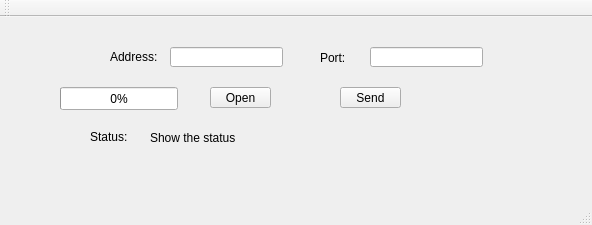
Before: the Qt Designer form TCPServer_sendFile/mainwindow.ui in GorgedeLoup/TCP_SendFile, drawn with Qt 5.
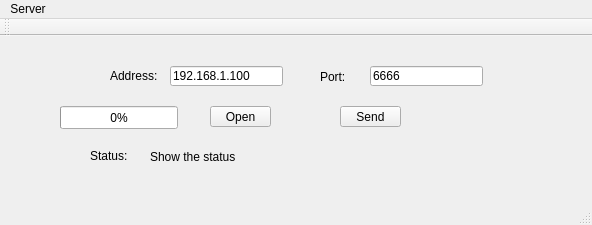
After: the same form once the commit is applied.

Patch:
```diff
--- a/TCPServer_sendFile/mainwindow.ui
+++ b/TCPServer_sendFile/mainwindow.ui
@@ -36,6 +36,9 @@
       <height>20</height>
      </rect>
     </property>
+    <property name="text">
+     <string>192.168.1.100</string>
+    </property>
    </widget>
    <widget class="QLabel" name="u_portLabel">
     <property name="geometry">
@@ -59,6 +62,9 @@
       <height>20</height>
      </rect>
     </property>
+    <property name="text">
+     <string>6666</string>
+    </property>
    </widget>
    <widget class="QProgressBar" name="u_serverProgressBar">
     <property name="geometry">
@@ -135,6 +141,12 @@
      <height>23</height>
     </rect>
    </property>
+   <widget class="QMenu" name="menuServer">
+    <property name="title">
+     <string>Server</string>
+    </property>
+   </widget>
+   <addaction name="menuServer"/>
   </widget>
   <widget class="QToolBar" name="mainToolBar">
    <attribute name="toolBarArea">
```
